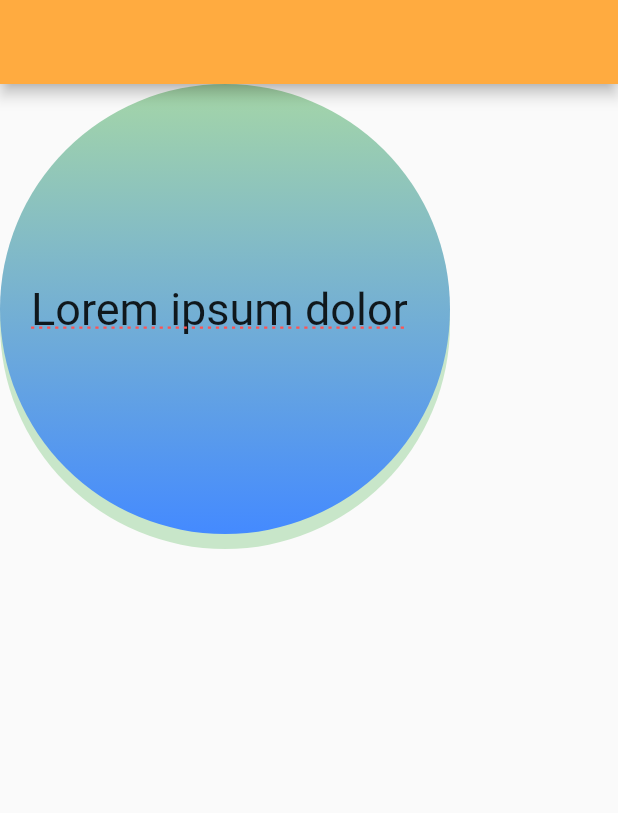
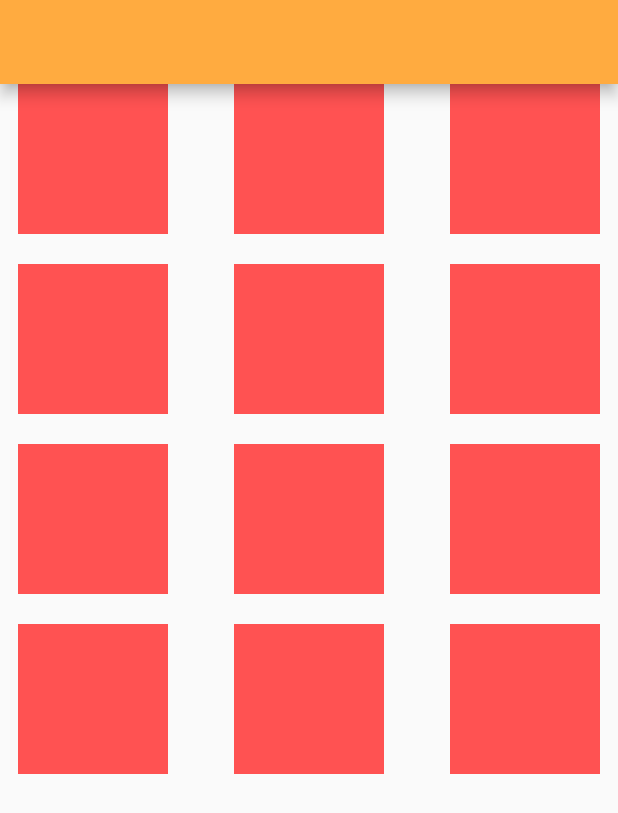
Before and after one commit to sumyathtarwai/code-flutter, a Flutter app: the screen it shows after launch, on a phone screen of 412 x 824 dp. Shown: the top 813 px of the screen. Run offline on Flutter 3.47's test engine with Material 2 defaults, Android fonts, the light colour scheme and no system bars.

Commit message:
added my position

```diff
--- a/flutter/ui_building/lib/main.dart
+++ b/flutter/ui_building/lib/main.dart
@@ -1,5 +1,5 @@
 import 'package:flutter/material.dart';
-import 'package:ui_building/ui/my_container.dart';
+import 'package:ui_building/ui/my_position.dart';
 
 void main() => runApp(MyApp());
 
@@ -8,7 +8,7 @@ class MyApp extends StatelessWidget {
   Widget build(BuildContext context) {
     return MaterialApp(
       theme: ThemeData(primaryColor: Colors.orangeAccent),
-      home: MyContainer(),
+      home: MyPosition(),
     );
   }
 }
--- /dev/null
+++ b/flutter/ui_building/lib/ui/my_position.dart
@@ -0,0 +1,76 @@
+import 'package:flutter/material.dart';
+
+class MyPosition extends StatelessWidget {
+  @override
+  Widget build(BuildContext context) {
+    return Scaffold(
+        appBar: AppBar(),
+        body: Column(
+          children: <Widget>[
+            buildRow(),
+            SizedBox(
+              width: 20.0,
+              height: 20.0,
+            ),
+            buildRow(),
+            SizedBox(
+              width: 20.0,
+              height: 20.0,
+            ),
+            buildRow(),
+            SizedBox(
+              width: 20.0,
+              height: 20.0,
+            ),
+            buildRow(),
+          ],
+        ));
+  }
+
+  Container buildContainer({double width = 100.0, double height = 100.0}) {
+    return Container(
+      width: width,
+      height: height,
+      color: Colors.redAccent,
+    );
+  }
+
+  Widget buildRow() {
+    return Row(
+      mainAxisAlignment: MainAxisAlignment.spaceEvenly,
+      children: <Widget>[
+        buildContainer(),
+        SizedBox(
+          width: 20.0,
+          height: 20.0,
+        ),
+        buildContainer(),
+        SizedBox(
+          width: 20.0,
+          height: 20.0,
+        ),
+        buildContainer(),
+      ],
+    );
+  }
+
+  Widget buildColumn() {
+    return Column(
+      children: <Widget>[
+        buildContainer(),
+        Padding(
+          padding: EdgeInsets.only(
+            top: 20.0,
+          ),
+        ),
+        buildContainer(),
+        Padding(
+          padding: EdgeInsets.only(
+            top: 20.0,
+          ),
+        ),
+        buildContainer(),
+      ],
+    );
+  }
+}
```
